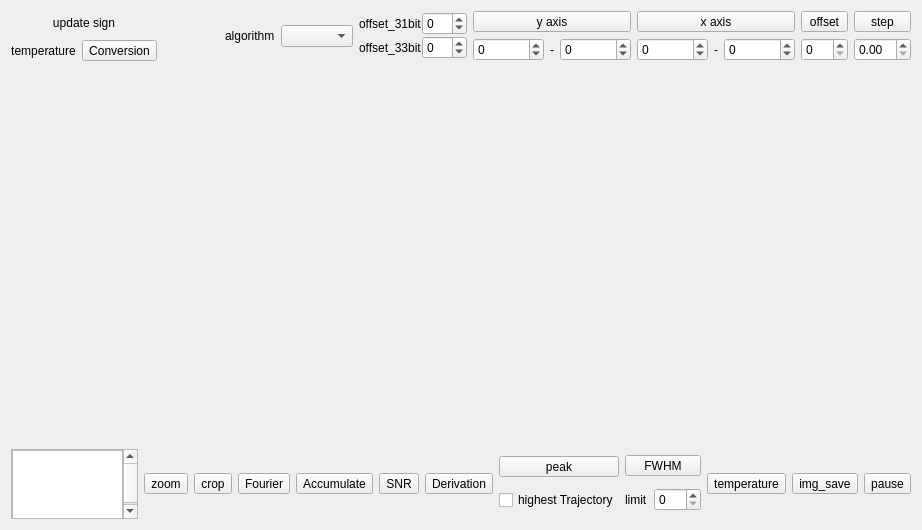
First picture: the form in src/form/plot/formplot.ui, repository MRsoymilk/MySerial, before the edit.
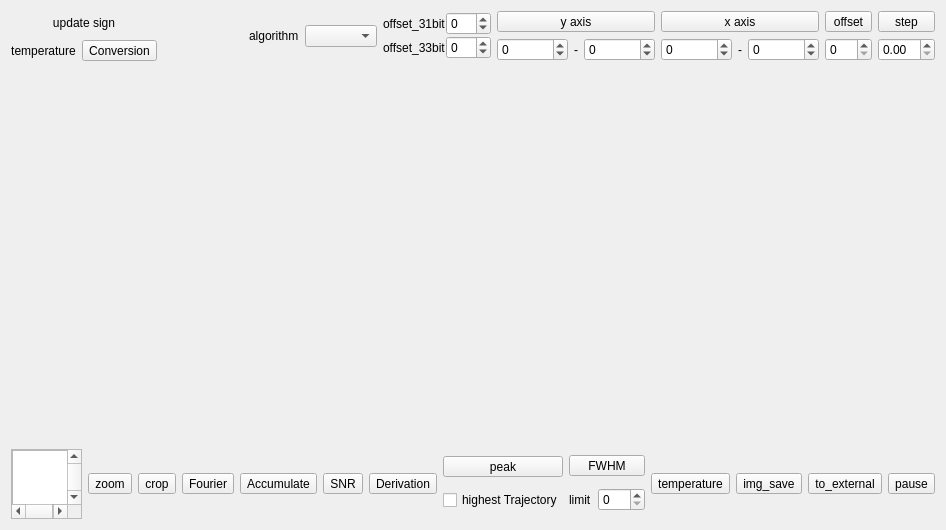
Second picture: the form after the edit. Icons and pictures are not drawn.

Commit message: FormExternal: update interface

Patch:
```diff
--- a/src/form/plot/formplot.ui
+++ b/src/form/plot/formplot.ui
@@ -6,7 +6,7 @@
    <rect>
     <x>0</x>
     <y>0</y>
-    <width>922</width>
+    <width>946</width>
     <height>530</height>
    </rect>
   </property>
@@ -316,6 +316,13 @@
        </property>
       </widget>
      </item>
+     <item>
+      <widget class="QToolButton" name="tBtnToExternal">
+       <property name="text">
+        <string>to_external</string>
+       </property>
+      </widget>
+     </item>
      <item>
       <widget class="QToolButton" name="tBtnPause">
        <property name="text">
```
The commit also changes 16 other files.
